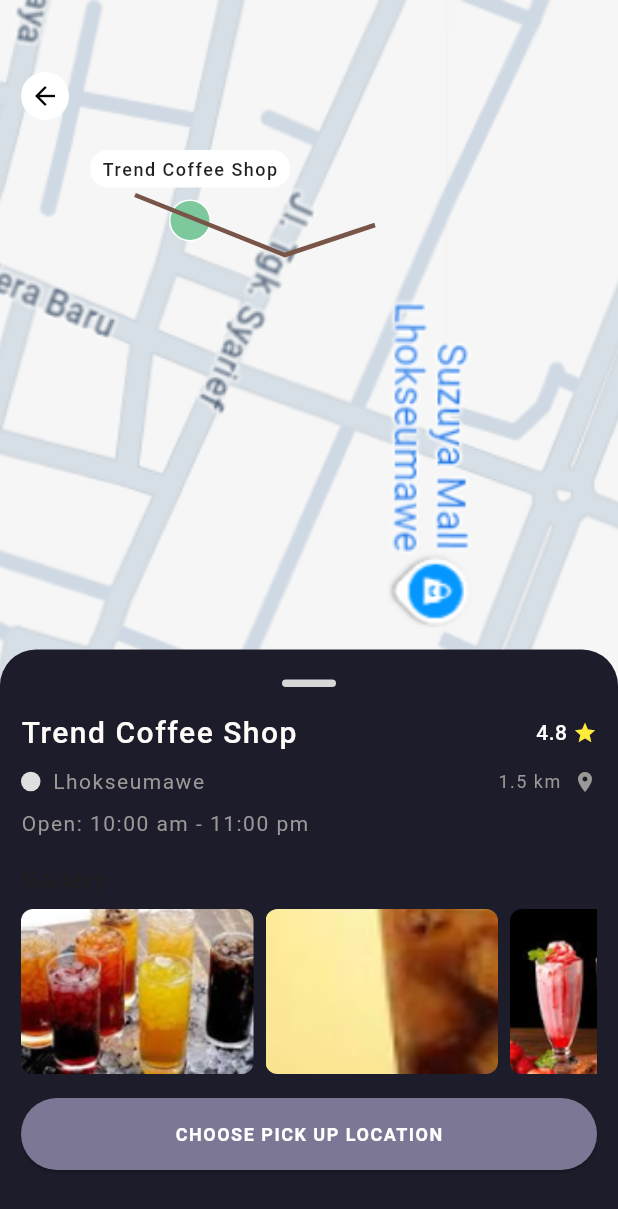
After one commit to teukualdieaulia/Drink-Order, a Flutter app: the LocationOrderPage screen opened directly, after a tap on the "arrow back" icon, on a phone screen of 412 x 824 dp. The commit adds this screen. Shown: the top 1209 px of the screen. Run offline on Flutter 3.47's test engine with Material 3 defaults, Android fonts, the phone set to English and light mode, and no system bars.

Commit message:
halaman location order

```diff
--- a/frontend/lib/main.dart
+++ b/frontend/lib/main.dart
@@ -3,6 +3,8 @@ import 'package:frontend/pages/home.dart';
 import 'pages/register.dart';
 import 'pages/login.dart';
 import 'pages/shop.dart';
+import 'pages/locationOrder.dart';
+
 
 
 void main() {
@@ -41,7 +43,8 @@ class MyApp extends StatelessWidget {
         '/home': (context) => HomePage(),
         '/register': (context) => RegisterPage(),
         '/login': (context) => LoginPage(),
-        '/shop': (context) => ShopPage()
+        '/shop': (context) => ShopPage(),
+        '/location_order': (context) => LocationOrderApp(),
       },
     );
   }
--- /dev/null
+++ b/frontend/lib/pages/locationOrder.dart
@@ -0,0 +1,325 @@
+import 'package:flutter/material.dart';
+
+void main() {
+  runApp(const LocationOrderApp());
+}
+
+class LocationOrderApp extends StatelessWidget {
+  const LocationOrderApp({super.key});
+
+  @override
+  Widget build(BuildContext context) {
+    return MaterialApp(
+      theme: ThemeData.dark().copyWith(
+        scaffoldBackgroundColor: const Color.fromARGB(255, 18, 32, 47),
+        textTheme: ThemeData.dark().textTheme.apply(
+          fontFamily: 'Poppins',
+        ),
+      ),
+      home: const LocationOrderPage(),
+      debugShowCheckedModeBanner: false,
+    );
+  }
+}
+
+class LocationOrderPage extends StatelessWidget {
+  const LocationOrderPage({super.key});
+
+  @override
+  Widget build(BuildContext context) {
+    return Scaffold(
+      body: Stack(
+        children: [
+          // Bagian atas: Peta
+          Positioned.fill(
+            child: Container(
+              color: const Color(0xFFDBE7E0),
+              child: Stack(
+                children: [
+                  // Map image placeholder dari aset lokal
+                  Positioned.fill(
+                    child: Image.asset(
+                      'assets/images/image2.png', // Pastikan file ini ada
+                      fit: BoxFit.cover,
+                    ),
+                  ),
+                  // Tombol Back
+                  Positioned(
+                    top: 48,
+                    left: 14,
+                    child: ClipOval(
+                      child: Material(
+                        color: Colors.white, // button color
+                        child: InkWell(
+                          onTap: () {},
+                          child: const SizedBox(
+                            width: 32,
+                            height: 32,
+                            child: Icon(
+                              Icons.arrow_back,
+                              color: Colors.black,
+                              size: 20,
+                            ),
+                          ),
+                        ),
+                      ),
+                    ),
+                  ),
+                  // Marker dan label "Trend Coffee Shop"
+                  Positioned(
+                    top: 100,
+                    left: 60,
+                    child: Column(
+                      crossAxisAlignment: CrossAxisAlignment.center,
+                      children: [
+                        Container(
+                          padding: const EdgeInsets.symmetric(
+                            vertical: 4,
+                            horizontal: 8,
+                          ),
+                          decoration: BoxDecoration(
+                            color: Colors.white,
+                            borderRadius: BorderRadius.circular(12),
+                          ),
+                          child: const Text(
+                            'Trend Coffee Shop',
+                            style: TextStyle(
+                              color: Color(0xFF201F1E),
+                              fontSize: 12,
+                              fontWeight: FontWeight.w500,
+                              letterSpacing: 1,
+                            ),
+                          ),
+                        ),
+                        const SizedBox(height: 8),
+                        // Marker
+                        Container(
+                          width: 28,
+                          height: 28,
+                          decoration: BoxDecoration(
+                            color: const Color(0xFF7EC89E),
+                            shape: BoxShape.circle,
+                            border: Border.all(width: 1, color: Colors.white),
+                          ),
+                        ),
+                      ],
+                    ),
+                  ),
+                  // Ilustrasi rute (garis) - statis
+                  Positioned(
+                    top: 130,
+                    left: 90,
+                    child: CustomPaint(
+                      size: const Size(200, 200),
+                      painter: RoutePainter(),
+                    ),
+                  ),
+                ],
+              ),
+            ),
+          ),
+
+          // Card informasi di bawah
+          Positioned(
+            bottom: 0,
+            left: 0,
+            right: 0,
+            child: Container(
+              decoration: const BoxDecoration(
+                color: Color(0xFF1C1C2B),
+                borderRadius: BorderRadius.only(
+                  topLeft: Radius.circular(24),
+                  topRight: Radius.circular(24),
+                ),
+              ),
+              padding: const EdgeInsets.symmetric(horizontal: 14, vertical: 20),
+              child: Column(
+                mainAxisSize: MainAxisSize.min,
+                crossAxisAlignment: CrossAxisAlignment.start,
+                children: [
+                  // Garis indikasi drag
+                  Center(
+                    child: Container(
+                      width: 36,
+                      height: 5,
+                      decoration: BoxDecoration(
+                        color: const Color(0xFFD7D7D7),
+                        borderRadius: BorderRadius.circular(2.5),
+                      ),
+                    ),
+                  ),
+                  const SizedBox(height: 16),
+                  // Judul dan rating
+                  Row(
+                    children: [
+                      const Expanded(
+                        child: Text(
+                          'Trend Coffee Shop',
+                          style: TextStyle(
+                            color: Color(0xFFFFFBF9),
+                            fontSize: 20,
+                            fontWeight: FontWeight.w500,
+                            letterSpacing: 1,
+                          ),
+                        ),
+                      ),
+                      // Rating
+                      const Text(
+                        '4.8',
+                        style: TextStyle(
+                          color: Colors.white,
+                          fontSize: 14,
+                          fontWeight: FontWeight.w500,
+                        ),
+                      ),
+                      const SizedBox(width: 4),
+                      const Icon(
+                        Icons.star,
+                        color: Colors.yellow,
+                        size: 16,
+                      ),
+                    ],
+                  ),
+                  const SizedBox(height: 8),
+                  // Lokasi dan jarak
+                  Row(
+                    children: [
+                      // Icon lokasi kecil (placeholder bulatan)
+                      Container(
+                        width: 13,
+                        height: 13,
+                        decoration: const BoxDecoration(
+                          shape: BoxShape.circle,
+                          color: Color(0xFFDFDFDF),
+                        ),
+                      ),
+                      const SizedBox(width: 8),
+                      const Text(
+                        'Lhokseumawe',
+                        style: TextStyle(
+                          color: Color(0xFF9B9997),
+                          fontSize: 14,
+                          fontWeight: FontWeight.w400,
+                          letterSpacing: 1,
+                        ),
+                      ),
+                      const Spacer(),
+                      const Text(
+                        '1.5 km',
+                        style: TextStyle(
+                          color: Color(0xFF9B9997),
+                          fontSize: 12,
+                          fontWeight: FontWeight.w400,
+                          letterSpacing: 1,
+                        ),
+                      ),
+                      const SizedBox(width: 8),
+                      const Icon(
+                        Icons.location_on,
+                        color: Color(0xFF9B9997),
+                        size: 16,
+                      ),
+                    ],
+                  ),
+                  const SizedBox(height: 8),
+                  // Jam buka
+                  const Text(
+                    'Open: 10:00 am - 11:00 pm',
+                    style: TextStyle(
+                      color: Color(0xFF9B9997),
+                      fontSize: 14,
+                      fontWeight: FontWeight.w400,
+                      letterSpacing: 1,
+                    ),
+                  ),
+                  const SizedBox(height: 16),
+                  // Gallery
+                  const Text(
+                    'Gallery',
+                    style: TextStyle(
+                      color: Color(0xFF201F1E),
+                      fontSize: 16,
+                      fontWeight: FontWeight.w500,
+                      letterSpacing: 1,
+                    ),
+                  ),
+                  const SizedBox(height: 8),
+                  SingleChildScrollView(
+                    scrollDirection: Axis.horizontal,
+                    child: Row(
+                      children: [
+                        _buildGalleryItem('assets/images/download1.png'),
+                        const SizedBox(width: 8),
+                        _buildGalleryItem('assets/images/download2.png'),
+                        const SizedBox(width: 8),
+                        _buildGalleryItem('assets/images/images1.png'),
+                        const SizedBox(width: 8),
+                        _buildGalleryItem('assets/images/download1.png'),
+                      ],
+                    ),
+                  ),
+                  const SizedBox(height: 16),
+                  // Tombol Choose Pick Up Location
+                  ElevatedButton(
+                    onPressed: () {},
+                    style: ElevatedButton.styleFrom(
+                      backgroundColor: const Color(0xFF7B7794),
+                      shape: RoundedRectangleBorder(
+                        borderRadius: BorderRadius.circular(24),
+                      ),
+                      minimumSize: const Size(double.infinity, 48),
+                    ),
+                    child: const Text(
+                      'CHOOSE PICK UP LOCATION',
+                      style: TextStyle(
+                        color: Colors.white,
+                        fontSize: 12,
+                        fontWeight: FontWeight.w700,
+                        letterSpacing: 1,
+                      ),
+                    ),
+                  ),
+                  const SizedBox(height: 24),
+                ],
+              ),
+            ),
+          ),
+        ],
+      ),
+    );
+  }
+
+  Widget _buildGalleryItem(String assetPath) {
+    return ClipRRect(
+      borderRadius: BorderRadius.circular(8),
+      child: Image.asset(
+        assetPath,
+        width: 155,
+        height: 110,
+        fit: BoxFit.cover,
+      ),
+    );
+  }
+}
+
+// Painter untuk menggambar garis rute secara sederhana (opsional)
+class RoutePainter extends CustomPainter {
+  @override
+  void paint(Canvas canvas, Size size) {
+    final paint = Paint()
+      ..color = Colors.brown
+      ..strokeWidth = 3
+      ..style = PaintingStyle.stroke;
+
+    // Garis rute sederhana (bentuk L)
+    final path = Path();
+    path.moveTo(0, 0);
+    path.lineTo(size.width * 0.5, size.height * 0.2);
+    path.lineTo(size.width * 0.8, size.height * 0.1);
+
+    canvas.drawPath(path, paint);
+  }
+
+  @override
+  bool shouldRepaint(CustomPainter oldDelegate) => false;
+}
```
Also changed, not shown: frontend/assets/images/download1.png (added), frontend/assets/images/download2.png (added), frontend/assets/images/image2.png (added), frontend/assets/images/images1.png (added).
